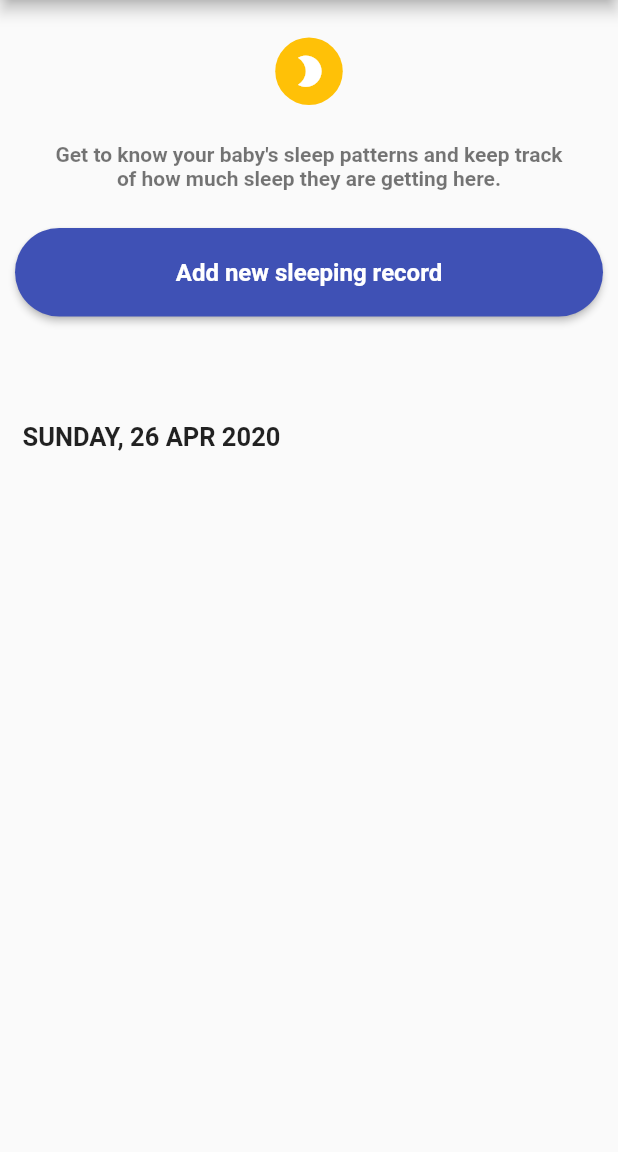
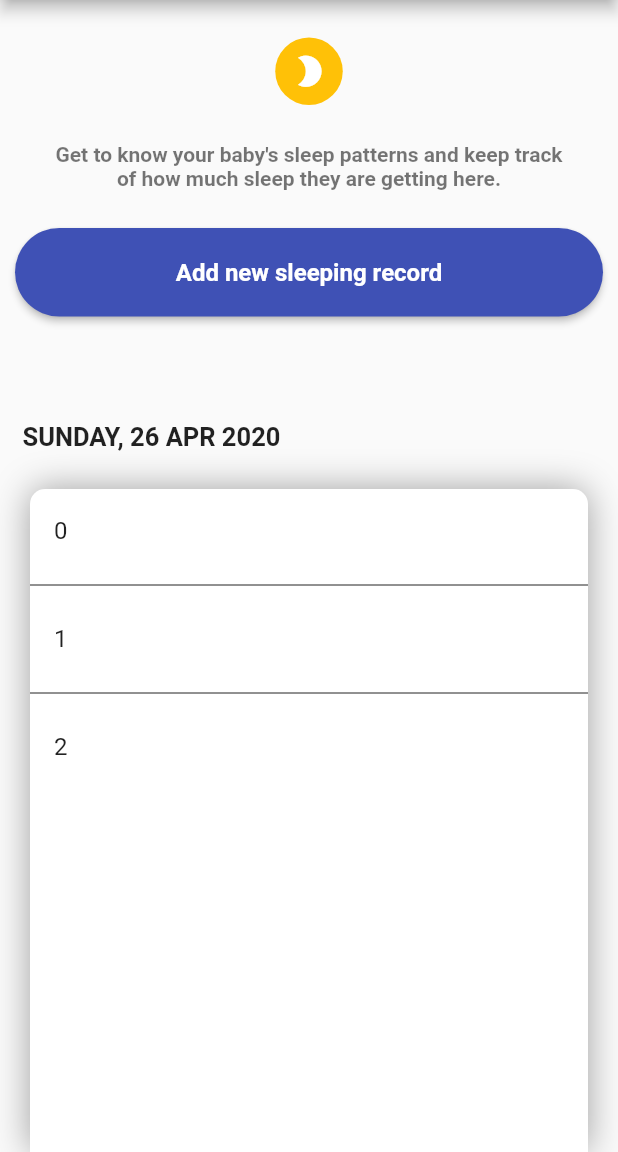
Before and after one commit to lewandowski-jan/SleepTracker, a Flutter app: the screen it shows after launch, on a phone screen of 412 x 824 dp, the part 84-1236 px from its top. Run offline on Flutter 3.47's test engine with Material 2 defaults, Android fonts, the phone set to English and light mode, and no system bars.

Commit message:
added homepage listview.separated

```diff
--- a/lib/pages/homepage.dart
+++ b/lib/pages/homepage.dart
@@ -94,7 +94,35 @@ class _MyHomePageState extends State<MyHomePage> {
                 )
               )
             ],
-          )
+          ),
+          Container(
+            child: Expanded(
+              child: Container(
+                margin: const EdgeInsets.only(top: 25.0, left: 20.0, right: 20.0),
+                decoration: BoxDecoration(
+                  color: Colors.white,
+                  boxShadow: [
+                    BoxShadow(color: Colors.grey, blurRadius: 20.0),
+                  ],
+                  borderRadius: BorderRadius.only(
+                    topLeft: const Radius.circular(10.0),
+                    topRight: const Radius.circular(10.0),
+                  ),
+                ),
+                child: ListView.separated(
+                  itemCount: 3,
+                  itemBuilder: (context, index) {
+                    return ListTile(
+                      title: Text('$index')
+                    );
+                  },
+                  separatorBuilder: (context, index) => Divider(
+                    color: Colors.black87,
+                  ),
+                )
+              ),
+            ),
+          ),
         ]),
       ),
     );
```
